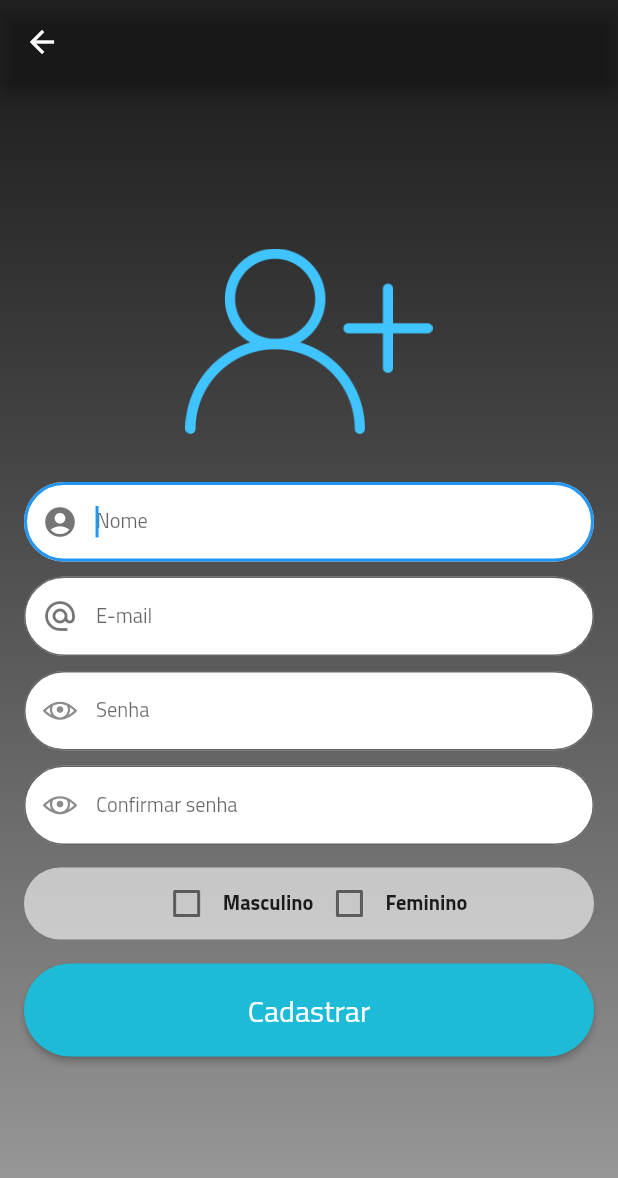
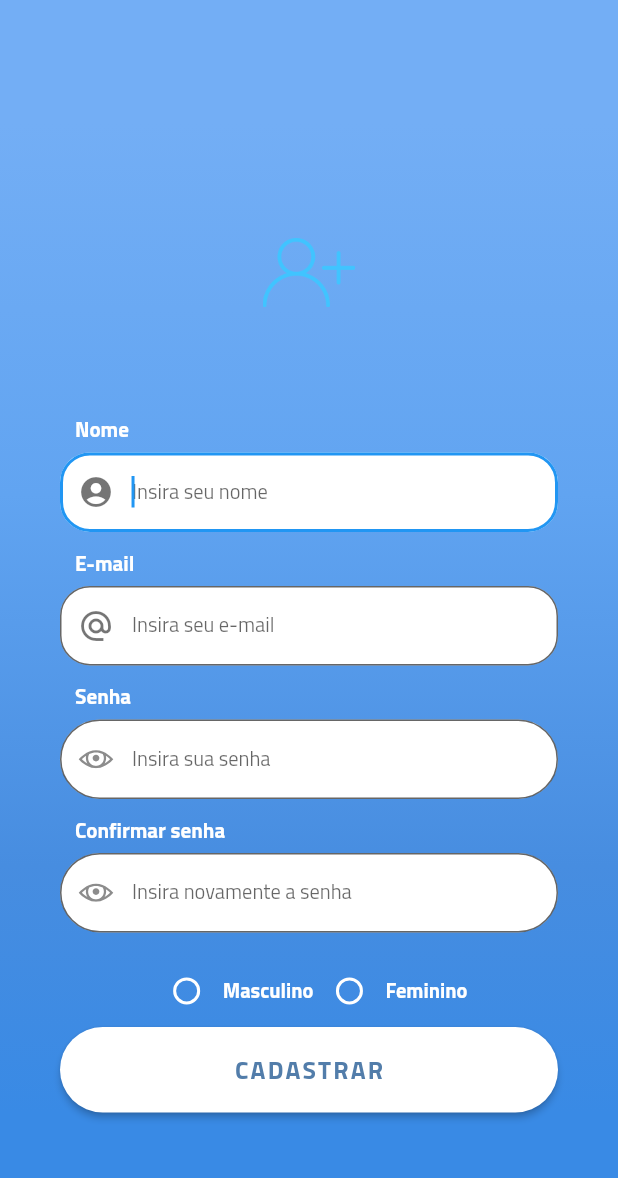
Before and after one commit to gabrieloureiro/SevenCares, a Flutter app: the SingUp screen opened by its route, on a phone screen of 412 x 824 dp. Shown: the top 1178 px of the screen. Run offline on Flutter 3.47's test engine with Material 2 defaults, Android fonts, the light colour scheme and no system bars; our stand-ins replace circular_check_box, cloud_firestore, firebase_auth, firebase_storage, image_picker, line_awesome_icons and 2 more; accounts and stored records are empty; network calls fail.

Commit message:
SignUp page refactored

```diff
--- a/lib/signup.dart
+++ b/lib/signup.dart
@@ -1,4 +1,6 @@
+import 'package:circular_check_box/circular_check_box.dart';
 import 'package:flutter/material.dart';
+import 'package:flutter/services.dart';
 import 'package:flutter_app/model/user.dart';
 import 'package:firebase_auth/firebase_auth.dart';
 import 'package:cloud_firestore/cloud_firestore.dart';
@@ -113,40 +115,21 @@ class _SingUpState extends State<SingUp> {
       });
     }
 
-  @override
-  Widget build(BuildContext context) {
-    SizeConfig().init(context);
-    return Scaffold(
-      appBar: AppBar(
-        title: Text(""),
-        backgroundColor: Colors.black87,
-      ),
-      body: Stack(
+
+  Widget _nameField(){
+    return Column(
+      crossAxisAlignment: CrossAxisAlignment.start,
       children: <Widget>[
-          Container(
-            decoration: BoxDecoration(
-              gradient: LinearGradient(
-                begin: Alignment.topCenter,
-                end: Alignment.bottomCenter,
-                colors: [Colors.black87, Colors.grey],
-              )
+        Padding(
+          padding: EdgeInsets.only(left: 10),
+          child: Text("Nome",
+          style: TextStyle(
+            color: Colors.white,
+            fontWeight: FontWeight.bold
           ),
           ),
-          Container(
-            padding: EdgeInsets.all(16),
-            child: Center(
-              child: SingleChildScrollView(
-                child: Column(
-                  crossAxisAlignment: CrossAxisAlignment.stretch,
-                  children: <Widget>[
-                    Padding(
-                      padding: EdgeInsets.only(bottom:32),
-                      child: Image.asset("images/user.png",
-                        width: SizeConfig.blockSizeHorizontal*15,
-                        height: SizeConfig.blockSizeVertical*15,
-                        color: Colors.lightBlueAccent,
         ),
-                    ),
+        SizedBox(height: 5,),
         TextField(
           controller: _controllerNome,
           autofocus: true,
@@ -154,11 +137,11 @@ class _SingUpState extends State<SingUp> {
           style: TextStyle(fontSize: SizeConfig.blockSizeHorizontal*3.3),
           decoration: InputDecoration(
               contentPadding: EdgeInsets.fromLTRB(25, 16, 32, 16),
-                          hintText: "Nome",
+              hintText: "Insira seu nome",
               filled: true,
               fillColor: Colors.white,
               border: OutlineInputBorder(
-                              borderRadius: BorderRadius.circular(32)
+                  borderRadius: BorderRadius.circular(20)
               ),
               prefixIcon: Icon(
                 Icons.account_circle,
@@ -166,10 +149,25 @@ class _SingUpState extends State<SingUp> {
               )
           ),
         ),
-                    SizedBox(
-                      height: 10,
+      ]
+    );
+  }
+
+
+  Widget _emailField(){
+    return Column(
+      crossAxisAlignment: CrossAxisAlignment.start,
+      children: <Widget>[
+        Padding(
+          padding: EdgeInsets.only(left: 10),
+          child: Text("E-mail",
+          style: TextStyle(
+            color: Colors.white,
+            fontWeight: FontWeight.bold
           ),
-                    //NOME
+          ),
+        ),
+        SizedBox(height: 5,),
         TextField(
           controller: _controllerEmail,
           autofocus: false,
@@ -177,11 +175,11 @@ class _SingUpState extends State<SingUp> {
           style: TextStyle(fontSize: SizeConfig.blockSizeHorizontal*3.3),
           decoration: InputDecoration(
               contentPadding: EdgeInsets.fromLTRB(25, 16, 32, 16),
-                          hintText: "E-mail",
+              hintText: "Insira seu e-mail",
               filled: true,
               fillColor: Colors.white,
               border: OutlineInputBorder(
-                              borderRadius: BorderRadius.circular(32)
+                  borderRadius: BorderRadius.circular(20)
               ),
               prefixIcon: Icon(
                 Icons.alternate_email,
@@ -189,16 +187,33 @@ class _SingUpState extends State<SingUp> {
               )
           ),
         ),
-                    SizedBox(
-                      height: 10,
+
+      ],
+    );
+  }
+
+
+  Widget _passwordField(){
+    return Column(
+      crossAxisAlignment: CrossAxisAlignment.start,
+      children: <Widget>[
+          Padding(
+            padding: EdgeInsets.only(left: 10),
+            child:  Text("Senha",
+              style: TextStyle(
+              color: Colors.white,
+              fontWeight: FontWeight.bold
               ),
+            ),
+          ),
+          SizedBox(height: 5,),
           TextField(
             controller: _controllerSenha,
             keyboardType: TextInputType.emailAddress,
             style: TextStyle(fontSize: SizeConfig.blockSizeHorizontal*3.3),
             decoration: InputDecoration(
                 contentPadding: EdgeInsets.fromLTRB(25, 16, 32, 16),
-                          hintText: "Senha",
+                hintText: "Insira sua senha",
                 filled: true,
                 fillColor: Colors.white,
                 border: OutlineInputBorder(
@@ -212,16 +227,32 @@ class _SingUpState extends State<SingUp> {
             ),
             obscureText: _obscureText,
           ),
-                    SizedBox(
-                      height: 10,
+      ],
+    );
+  }
+
+
+  Widget _confirmPassword(){
+    return Column(
+      crossAxisAlignment: CrossAxisAlignment.start,
+      children: <Widget>[
+        Padding(
+          padding: EdgeInsets.only(left: 10),
+          child:  Text("Confirmar senha",
+              style: TextStyle(
+              color: Colors.white,
+              fontWeight: FontWeight.bold
               ),
+          ),
+        ),
+        SizedBox(height: 5,),
         TextField(
             controller: _controllerConfirmarsenha,
             keyboardType: TextInputType.emailAddress,
             style: TextStyle(fontSize: SizeConfig.blockSizeHorizontal*3.3),
             decoration: InputDecoration(
                 contentPadding: EdgeInsets.fromLTRB(25, 16, 32, 16),
-                          hintText: "Confirmar senha",
+                hintText: "Insira novamente a senha",
                 filled: true,
                 fillColor: Colors.white,
                 border: OutlineInputBorder(
@@ -235,20 +266,20 @@ class _SingUpState extends State<SingUp> {
             ),
             obscureText: _obscureText,
           ),
-                    SizedBox(
-                      height: 15,
-                    ),
-                    Container(
-                      decoration: BoxDecoration(
-                        color: Colors.white60,
-                        borderRadius: BorderRadius.circular(32),
+      ],
+    );
+  }
 
-                      ),
-                      child:Row(
+  Widget _checkBox(){
+    return
+      // CHECK BOX
+      Row(
       mainAxisAlignment: MainAxisAlignment.center,
       children: <Widget>[
-                        Checkbox(
-                          activeColor: Colors.lightBlueAccent,
+        Theme(
+          data: ThemeData(unselectedWidgetColor: Colors.white),
+          child: CircularCheckBox(
+          activeColor: Colors.blueGrey,
           value: _isSelectedM,
           onChanged: (bool value){
             setState(() {
@@ -260,14 +291,18 @@ class _SingUpState extends State<SingUp> {
             });
           },
         ),
+        ),
         Text("Masculino",
           style: TextStyle(
             fontSize: SizeConfig.blockSizeHorizontal*3.3,
-                            fontWeight: FontWeight.w700
+            fontWeight: FontWeight.bold,
+            color: Colors.white
           ),
         ),
-                        Checkbox(
-                          activeColor: Colors.lightBlueAccent,
+        Theme(
+          data: ThemeData(unselectedWidgetColor: Colors.white),
+          child: CircularCheckBox(
+          activeColor: Colors.blueGrey,
           value: _isSelectedF,
           onChanged: (bool value){
             setState(() {
@@ -279,25 +314,35 @@ class _SingUpState extends State<SingUp> {
             });
           },
         ),
+        ),
         Text("Feminino",
           style: TextStyle(
             fontSize: SizeConfig.blockSizeHorizontal*3.3,
-                            fontWeight: FontWeight.w700
+            fontWeight: FontWeight.bold,
+            color: Colors.white
 
           ),
         ),
       ],
-                    ),
 
-                    ),
-                    Padding(
-                      padding: EdgeInsets.only(top: 16, bottom: 10),
+
+    );
+  }
+
+  Widget _signUpButton(){
+    return Container(
+      width: double.infinity,
       child: RaisedButton(
         child: Text(
-                            "Cadastrar",
-                          style: TextStyle(color: Colors.white, fontSize: 20),
+            "CADASTRAR",
+          style: TextStyle(
+            color: Color(0xFF527DAA),
+            fontSize: SizeConfig.blockSizeHorizontal*4,
+            fontWeight: FontWeight.bold,
+            letterSpacing: 1.5
           ),
-                          color: Color(0xff1ebbd8),
+        ),
+          color: Colors.white,
           padding: EdgeInsets.fromLTRB(32, 16, 32, 16),
           shape: RoundedRectangleBorder(
             borderRadius: BorderRadius.circular(32),
@@ -343,7 +388,79 @@ class _SingUpState extends State<SingUp> {
             }
           }
       )
-                    )
+    );
+  }
+   @override
+  Widget build(BuildContext context) {
+    SizeConfig().init(context);
+    return Scaffold(
+       body: AnnotatedRegion<SystemUiOverlayStyle>(
+        value: SystemUiOverlayStyle.light,
+         child: GestureDetector(
+          onTap: ()=> FocusScope.of(context).unfocus(),
+          child: Stack(
+            children: <Widget>[
+            Container(
+            height: double.infinity,
+                width: double.infinity,
+                decoration: BoxDecoration(
+                  gradient: LinearGradient(
+                    begin: Alignment.topCenter,
+                    end: Alignment.bottomCenter,
+                    colors: [
+                      Color(0xFF73AEF5),
+                      Color(0xFF61A4F1),
+                      Color(0xFF478DE0),
+                      Color(0xFF398AE5),
+                    ],
+                    stops: [0.1, 0.4, 0.7, 0.9],
+                  ),
+                ),
+              ),
+          Container(
+            child: Center(
+              child: SingleChildScrollView(
+                physics: AlwaysScrollableScrollPhysics(),
+                padding: EdgeInsets.symmetric(
+                  horizontal: 40,
+                  vertical: 120,
+                ),
+                child: Column(
+                  mainAxisAlignment: MainAxisAlignment.center,
+                  children: <Widget>[
+                    Padding(
+                      padding: EdgeInsets.only(bottom:32),
+                      child: Image.asset("images/user.png",
+                        width: SizeConfig.blockSizeHorizontal*15,
+                        height: SizeConfig.blockSizeVertical*15,
+                        color: Colors.lightBlueAccent,
+                      ),
+                    ),
+                    //FIELD NOME
+                    _nameField(),
+                    SizedBox(
+                      height: 10,
+                    ),
+                    //FIELD EMAIL
+                    _emailField(),
+                    SizedBox(
+                      height: 10,
+                    ),
+                    //FIELD SENHA
+                    _passwordField(),
+                    SizedBox(
+                      height: 10,
+                    ),
+                    //FIELD CONFIRMAR SENHA
+                   _confirmPassword(),
+                    SizedBox(
+                      height: 15,
+                    ),
+                    _checkBox(),
+
+
+                    //BOTAO CADASTRAR
+                    _signUpButton()
                   ],
                 ),
               ),
@@ -351,6 +468,8 @@ class _SingUpState extends State<SingUp> {
           ),
         ],
       ),
+    )
+    )
     );
   }
 }
```
Also changed, not shown: lib/oldSignUp.dart (added, +361 -0 lines), lib/login.dart (line endings or trailing spaces), lib/oldLogin.dart (renamed from lib/odlLogin.dart). Lines whose indentation alone changed are shown as unchanged.
